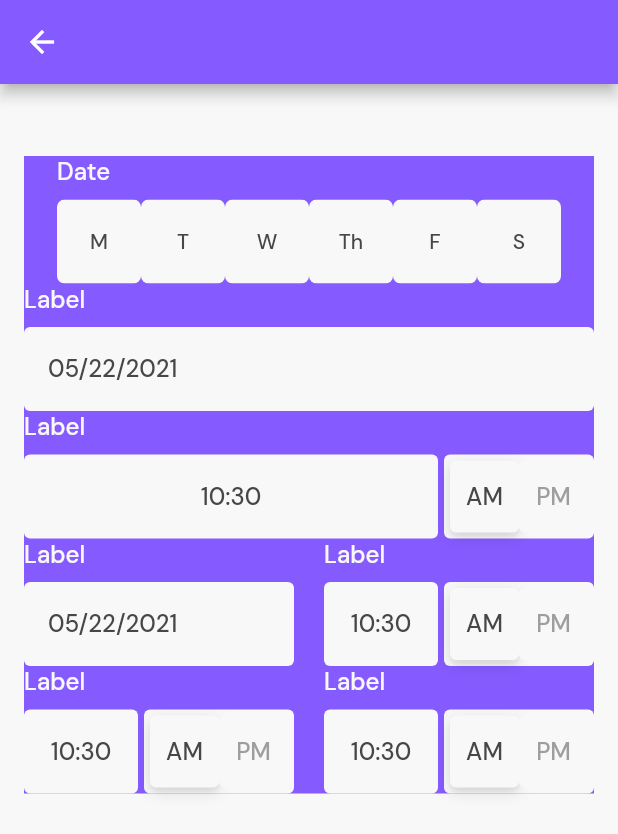
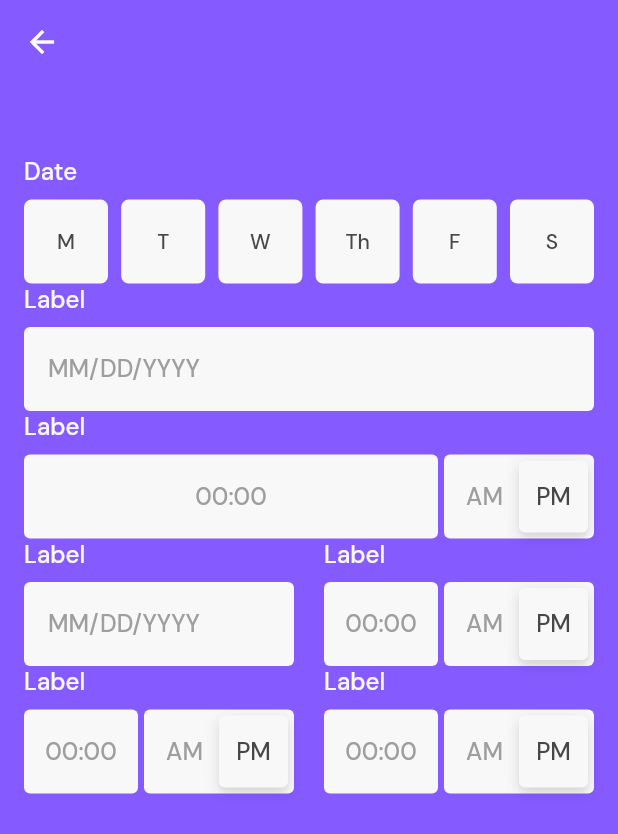
Before and after one commit to gdsc-loyola/admu_student_app, a Flutter app: the AddCoursePage screen opened directly, on a phone screen of 412 x 824 dp. Shown: the top 834 px of the screen. Run offline on Flutter 3.47's test engine with Material 2 defaults, Android fonts, the phone set to English and light mode, and no system bars; our stand-ins replace google_fonts, introduction_screen, sqflite; missing offline and left inert: web_scraper; accounts and stored records are empty.

Commit message:
add date, time, days groups

```diff
--- a/lib/screens/schedule/add_course.dart
+++ b/lib/screens/schedule/add_course.dart
@@ -14,11 +14,12 @@ class _AddCoursePageState extends State<AddCoursePage> {
   @override
   Widget build(BuildContext context) {
     return Scaffold(
-      appBar: AppBar(),
+      appBar: AppBar(
+        elevation: 0,
+      ),
+      backgroundColor: AppColors.PRIMARY_MAIN,
       body: SingleChildScrollView(
         padding: EdgeInsets.fromLTRB(16.0, 48.0, 16.0, 48.0),
-        child: Container(
-          color: AppColors.PRIMARY_MAIN,
         child: Column(
           children: [
             SelectDaysGroup(),
@@ -41,7 +42,6 @@ class _AddCoursePageState extends State<AddCoursePage> {
           ],
         ),
       ),
-      ),
     );
   }
 }
--- a/lib/widgets/calendar/event_card.dart
+++ b/lib/widgets/calendar/event_card.dart
@@ -146,7 +146,7 @@ class _EventCardState extends State<EventCard> {
       onTap: () {
         print('on tap');
       },
-      child: Ink(child: card),
+      child: card,
     );
   }
 }
--- a/lib/widgets/groups/select_date.dart
+++ b/lib/widgets/groups/select_date.dart
@@ -1,13 +1,15 @@
 import 'dart:io' show Platform;
 
+import 'package:flutter/foundation.dart' show kIsWeb;
 import 'package:flutter/material.dart';
 
 import 'package:admu_student_app/constants/app_colors.dart';
 
 class SelectDateGroup extends StatefulWidget {
   final String label;
+  final DateTime date;
 
-  SelectDateGroup(this.label);
+  SelectDateGroup(this.label, {this.date});
 
   @override
   _SelectDateGroupState createState() => _SelectDateGroupState();
@@ -20,20 +22,29 @@ class _SelectDateGroupState extends State<SelectDateGroup> {
   void initState() {
     super.initState();
 
-    _date = DateTime.now();
+    if (widget.date != null) _date = widget.date;
   }
 
-  void _onTap() {
-    /*if (Platform.isIOS) {
+  void _onTap(BuildContext context) async {
+    if (kIsWeb || !Platform.isIOS) {
+      // show material
+      print('show material time picker');
+
+      DateTime nDate = await showDatePicker(
+        context: context,
+        initialDate: _date == null ? DateTime.now() : _date,
+        firstDate: DateTime(DateTime.now().year - 10),
+        lastDate: DateTime(DateTime.now().year + 10),
+      );
+
+      if (nDate != null)
+        setState(() {
+          _date = nDate;
+        });
+    } else {
       // show cupertino
       print('show cupertino time picker');
-    } else {
-      // show material
-      print('show material time picker');
-    }*/
-    setState(() {
-      _date = _date.add(Duration(days: 1));
-    });
+    }
   }
 
   @override
@@ -52,7 +63,7 @@ class _SelectDateGroupState extends State<SelectDateGroup> {
         SizedBox(height: 8),
         // button
         InkWell(
-          onTap: _onTap,
+          onTap: () => _onTap(context),
           child: Container(
             decoration: BoxDecoration(
               color: AppColors.GRAY_LIGHT[2],
@@ -63,11 +74,13 @@ class _SelectDateGroupState extends State<SelectDateGroup> {
             child: Align(
               alignment: Alignment.centerLeft,
               child: Text(
-                '${_date.month.toString().padLeft(2, '0')}/${_date.day.toString().padLeft(2, '0')}/${_date.year.toString().padLeft(4, '0')}',
-                style: Theme.of(context)
-                    .textTheme
-                    .bodyText1
-                    .copyWith(color: AppColors.GRAY_DARK[0]),
+                _date == null
+                    ? 'MM/DD/YYYY'
+                    : '${_date.month.toString().padLeft(2, '0')}/${_date.day.toString().padLeft(2, '0')}/${_date.year.toString().padLeft(4, '0')}',
+                style: Theme.of(context).textTheme.bodyText1.copyWith(
+                    color: _date == null
+                        ? AppColors.GRAY_DARK[2]
+                        : AppColors.GRAY_DARK[0]),
               ),
             ),
           ),
--- a/lib/widgets/groups/select_days.dart
+++ b/lib/widgets/groups/select_days.dart
@@ -28,81 +28,76 @@ class _SelectDaysGroupState extends State<SelectDaysGroup> {
               .copyWith(color: AppColors.GRAY_LIGHT[2]),
         ),
         SizedBox(height: 8),
-        ToggleButtons(
+        Row(
+          mainAxisAlignment: MainAxisAlignment.spaceBetween,
           children: [
             ShrinkingButton(
               selected: _selected[0],
               text: 'M',
               shrink: shouldShrink,
+              onPressed: () {
+                setState(() {
+                  _selected[0] = !_selected[0];
+                });
+              },
             ),
-            // SizedBox(width: 4),
+            SizedBox(width: 8),
             ShrinkingButton(
               selected: _selected[1],
               text: 'T',
               shrink: shouldShrink,
+              onPressed: () {
+                setState(() {
+                  _selected[1] = !_selected[1];
+                });
+              },
             ),
-            // SizedBox(width: 4),
+            SizedBox(width: 8),
             ShrinkingButton(
               selected: _selected[2],
               text: 'W',
               shrink: shouldShrink,
+              onPressed: () {
+                setState(() {
+                  _selected[2] = !_selected[2];
+                });
+              },
             ),
-            // SizedBox(width: 4),
+            SizedBox(width: 8),
             ShrinkingButton(
               selected: _selected[3],
               text: 'Th',
               shrink: shouldShrink,
+              onPressed: () {
+                setState(() {
+                  _selected[3] = !_selected[3];
+                });
+              },
             ),
-            // SizedBox(width: 4),
+            SizedBox(width: 8),
             ShrinkingButton(
               selected: _selected[4],
               text: 'F',
               shrink: shouldShrink,
+              onPressed: () {
+                setState(() {
+                  _selected[4] = !_selected[4];
+                });
+              },
             ),
-            // SizedBox(width: 4),
+            SizedBox(width: 8),
             ShrinkingButton(
               selected: _selected[5],
               text: 'S',
               shrink: shouldShrink,
+              onPressed: () {
+                setState(() {
+                  _selected[5] = !_selected[5];
+                });
+              },
             ),
           ],
-          onPressed: (i) {
-            setState(() {
-              _selected[i] = !_selected[i];
-            });
-          },
-          isSelected: _selected,
-          renderBorder: false,
-          fillColor: Colors.transparent,
         ),
-        // Row(
-        //   mainAxisAlignment: MainAxisAlignment.spaceBetween,
-        //   children: [
-        //     ShrinkingButton(
-        //       selected: selected == 0 ? true : false,
-        //       text: 'M',
-        //       shrink: shouldShrink,
-        //     ),
-        //     SizedBox(width: 4),
-        //     ShrinkingButton(
-        //       selected: selected == 1 ? true : false,
-        //       text: 'T',
-        //       shrink: shouldShrink,
-        //     ),
-        //     SizedBox(width: 4),
-        //     ShrinkingButton(
-        //       selected: selected == 2 ? true : false,
-        //       text: 'W',
-        //       shrink: shouldShrink,
-        //     ),
-        //     SizedBox(width: 4),
-        //     ShrinkingButton(
-        //       selected: selected == 3 ? true : false,
-        //       text: 'Th',
-        //       shrink: shouldShrink,
-        //     ),
-        //   ],
-        // ),
       ],
     );
   }
--- a/lib/widgets/groups/select_time.dart
+++ b/lib/widgets/groups/select_time.dart
@@ -1,39 +1,49 @@
 import 'dart:io' show Platform;
 
+import 'package:flutter/foundation.dart' show kIsWeb;
 import 'package:flutter/material.dart';
 
 import 'package:admu_student_app/constants/app_colors.dart';
 
 class SelectTimeGroup extends StatefulWidget {
   final String label;
+  final TimeOfDay time;
 
-  SelectTimeGroup(this.label);
+  SelectTimeGroup(this.label, {this.time});
 
   @override
   _SelectTimeGroupState createState() => _SelectTimeGroupState();
 }
 
 class _SelectTimeGroupState extends State<SelectTimeGroup> {
-  DateTime _time;
+  TimeOfDay _time;
+  // DateTime _time;
 
   @override
   void initState() {
     super.initState();
 
-    _time = DateTime.now();
+    if (widget.time != null) _time = widget.time;
   }
 
-  void _onTap() {
-    /*if (Platform.isIOS) {
+  void _onTap(BuildContext context) async {
+    if (kIsWeb || !Platform.isIOS) {
+      // show material
+      print('show material time picker');
+
+      TimeOfDay nTime = await showTimePicker(
+        context: context,
+        initialTime: _time == null ? TimeOfDay.now() : _time,
+      );
+
+      if (nTime != null)
+        setState(() {
+          _time = nTime;
+        });
+    } else {
       // show cupertino
       print('show cupertino time picker');
-    } else {
-      // show material
-      print('show material time picker');
-    }*/
-    setState(() {
-      _time = _time.add(Duration(hours: 1));
-    });
+    }
   }
 
   @override
@@ -52,7 +62,7 @@ class _SelectTimeGroupState extends State<SelectTimeGroup> {
         SizedBox(height: 8),
         // buttons
         InkWell(
-          onTap: _onTap,
+          onTap: () => _onTap(context),
           child: Row(
             children: [
               // time
@@ -65,11 +75,15 @@ class _SelectTimeGroupState extends State<SelectTimeGroup> {
                   height: 56,
                   child: Center(
                     child: Text(
-                      '${_time.hour > 12 ? (_time.hour - 12) : _time.hour}:${_time.minute.toString().padLeft(2, '0')}',
+                      _time == null
+                          ? '00:00'
+                          : '${_time.hour > 12 ? (_time.hour - 12) : _time.hour}:${_time.minute.toString().padLeft(2, '0')}',
                       style: Theme.of(context)
                           .textTheme
                           .bodyText1
-                          .copyWith(color: AppColors.GRAY_DARK[0]),
+                          .copyWith(color: _time == null
+                              ? AppColors.GRAY_DARK[2]
+                              : AppColors.GRAY_DARK[0]),
                     ),
                   ),
                 ),
@@ -91,7 +105,7 @@ class _SelectTimeGroupState extends State<SelectTimeGroup> {
                       decoration: BoxDecoration(
                         borderRadius: BorderRadius.all(Radius.circular(4)),
                         color: AppColors.GRAY_LIGHT[2],
-                        boxShadow: _time.hour >= 12
+                        boxShadow: _time == null || (_time.hour >= 12)
                             ? []
                             : [
                                 BoxShadow(
@@ -111,7 +125,7 @@ class _SelectTimeGroupState extends State<SelectTimeGroup> {
                         child: Text(
                           'AM',
                           style: Theme.of(context).textTheme.bodyText1.copyWith(
-                              color: _time.hour >= 12
+                              color: _time == null || (_time.hour >= 12)
                                   ? AppColors.GRAY_DARK[2]
                                   : AppColors.GRAY_DARK[0]),
                         ),
@@ -122,7 +136,7 @@ class _SelectTimeGroupState extends State<SelectTimeGroup> {
                       decoration: BoxDecoration(
                         borderRadius: BorderRadius.all(Radius.circular(4)),
                         color: AppColors.GRAY_LIGHT[2],
-                        boxShadow: _time.hour >= 12
+                        boxShadow: _time == null || (_time.hour >= 12)
                             ? [
                                 BoxShadow(
                                   color: Colors.black.withOpacity(0.12),
@@ -142,7 +156,7 @@ class _SelectTimeGroupState extends State<SelectTimeGroup> {
                         child: Text(
                           'PM',
                           style: Theme.of(context).textTheme.bodyText1.copyWith(
-                              color: _time.hour >= 12
+                              color: _time == null || (_time.hour >= 12)
                                   ? AppColors.GRAY_DARK[0]
                                   : AppColors.GRAY_DARK[2]),
                         ),
```
Lines whose indentation alone changed are shown as unchanged.
